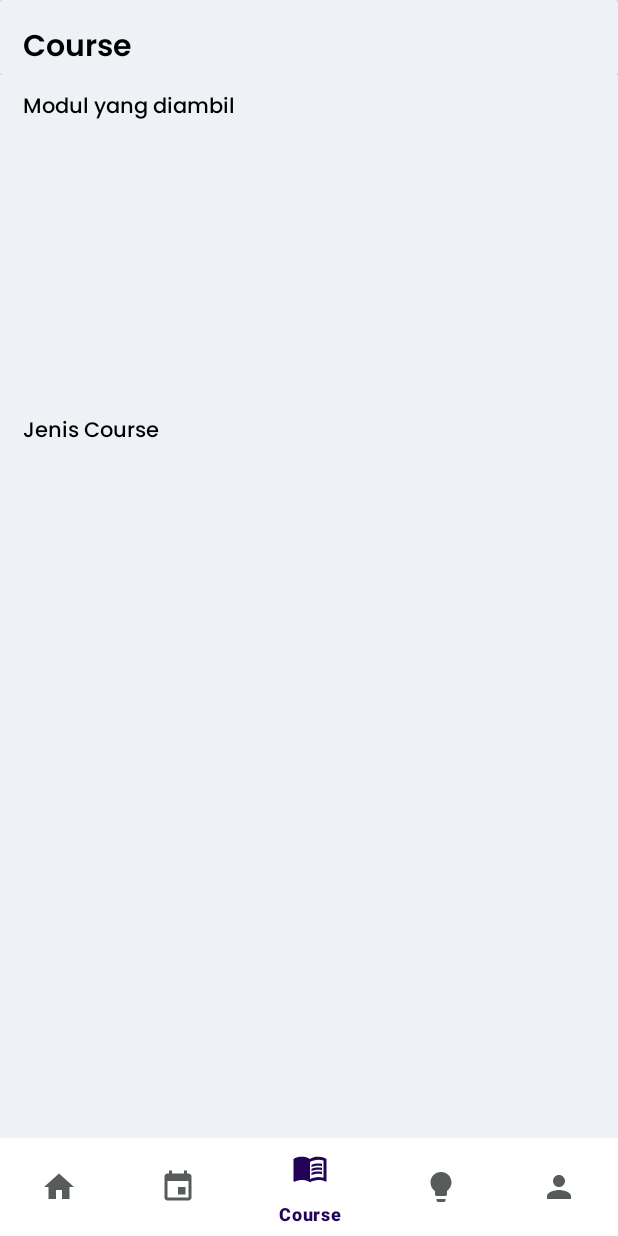
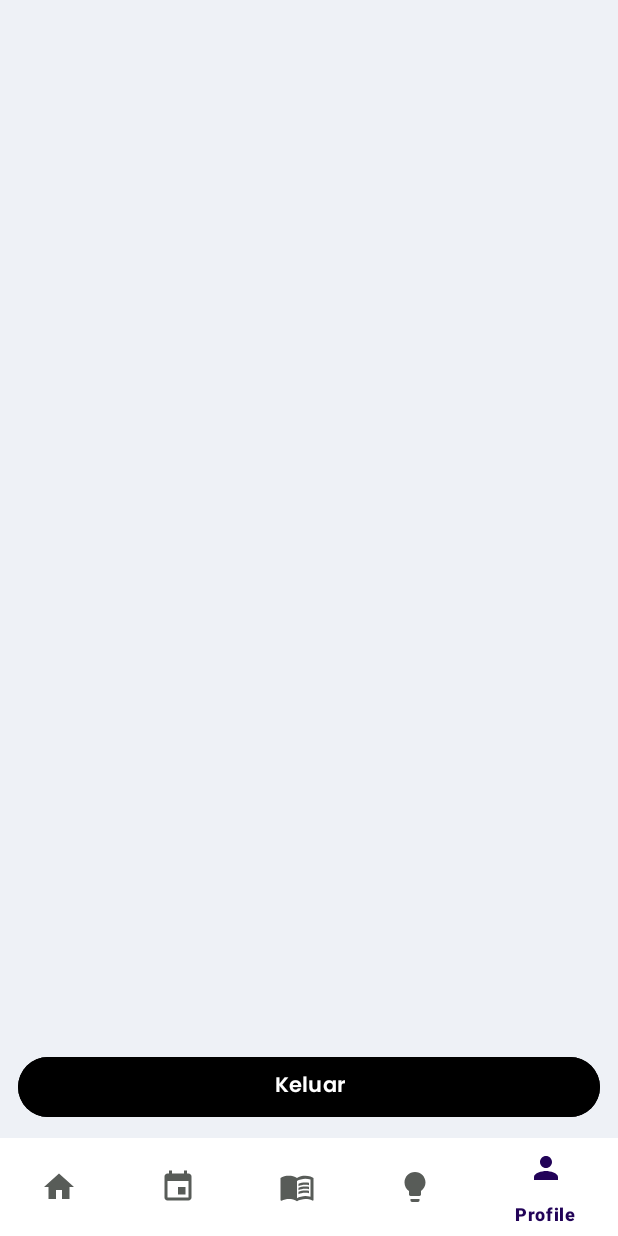
Before and after one commit to rzaynuri08/CodingCamp, an Android app: the MainActivity screen opened directly, with no data from a screen before it, item 5 of the bottom bar chosen, on a phone screen of 412 x 824 dp. Run offline under Robolectric (Android 15) with nearby library versions, the phone set to English and light mode, and no system bars; our stand-ins replace Picasso; pictures from the network do not load.

Commit message:
update : add button logout and clear sharedpreferences when logout

```diff
--- a/app/src/main/java/com/cc/codingcamp/MainActivity.kt
+++ b/app/src/main/java/com/cc/codingcamp/MainActivity.kt
@@ -10,12 +10,14 @@ import com.cc.codingcamp.UI.fragment.CourseFragment
 import com.cc.codingcamp.UI.fragment.EventFragment
 import com.google.android.material.bottomnavigation.BottomNavigationView
 import com.cc.codingcamp.UI.fragment.HomeFragment
+import com.cc.codingcamp.UI.fragment.ProfileFragment
 
 @Suppress("DEPRECATION")
 class MainActivity : AppCompatActivity() {
     private val dashboardFragment = HomeFragment()
     private val eventFragment = EventFragment()
     private val courseFragment = CourseFragment()
+    private val profileFragment = ProfileFragment()
 
     private var doubleBackToExitPressedOnce = false
 
@@ -31,6 +33,10 @@ class MainActivity : AppCompatActivity() {
             }
             R.id.nav_course -> {
                 replaceFragment(courseFragment)
+                return@OnNavigationItemSelectedListener true
+            }
+            R.id.nav_profile -> {
+                replaceFragment(profileFragment)
                 return@OnNavigationItemSelectedListener true
             }
         }
--- a/app/src/main/java/com/cc/codingcamp/UI/fragment/ProfileFragment.kt
+++ b/app/src/main/java/com/cc/codingcamp/UI/fragment/ProfileFragment.kt
@@ -1,19 +1,46 @@
 package com.cc.codingcamp.UI.fragment
 
+import android.content.Context
+import android.content.Intent
+import android.content.SharedPreferences
 import android.os.Bundle
-import androidx.fragment.app.Fragment
 import android.view.LayoutInflater
 import android.view.View
 import android.view.ViewGroup
+import android.widget.Button
+import androidx.fragment.app.Fragment
+import com.cc.codingcamp.LoginActivity
 import com.cc.codingcamp.R
 
 class ProfileFragment : Fragment() {
+
+    private lateinit var btnLogOut: Button
+    private lateinit var sharedPreferences: SharedPreferences
 
     override fun onCreateView(
         inflater: LayoutInflater, container: ViewGroup?,
         savedInstanceState: Bundle?
     ): View? {
-        // Inflate the layout for this fragment
-        return inflater.inflate(R.layout.fragment_profile, container, false)
+        val view = inflater.inflate(R.layout.fragment_profile, container, false)
+
+        btnLogOut = view.findViewById(R.id.btn_LogOut)
+
+        sharedPreferences = requireActivity().getSharedPreferences("MyPrefs", Context.MODE_PRIVATE)
+
+        btnLogOut.setOnClickListener {
+            // Clear SharedPreferences
+            with(sharedPreferences.edit()) {
+                clear()
+                apply()
+            }
+
+            // Navigate to LoginActivity
+            val intent = Intent(requireContext(), LoginActivity::class.java)
+            intent.flags = Intent.FLAG_ACTIVITY_NEW_TASK or Intent.FLAG_ACTIVITY_CLEAR_TASK
+            startActivity(intent)
+            requireActivity().finish()
+        }
+
+        return view
     }
 }
--- a/app/src/main/res/layout/fragment_profile.xml
+++ b/app/src/main/res/layout/fragment_profile.xml
@@ -1,10 +1,26 @@
 <?xml version="1.0" encoding="utf-8"?>
-<FrameLayout xmlns:android="http://schemas.android.com/apk/res/android"
+<androidx.constraintlayout.widget.ConstraintLayout xmlns:android="http://schemas.android.com/apk/res/android"
+    xmlns:app="http://schemas.android.com/apk/res-auto"
     xmlns:tools="http://schemas.android.com/tools"
     android:layout_width="match_parent"
     android:layout_height="match_parent"
+    android:background="#EEF1F6"
     tools:context=".UI.fragment.ProfileFragment">
 
+    <Button
+        android:id="@+id/btn_LogOut"
+        android:layout_width="match_parent"
+        android:layout_height="wrap_content"
+        android:layout_marginStart="12dp"
+        android:layout_marginEnd="12dp"
+        android:layout_marginBottom="10dp"
+        android:backgroundTint="#000000"
+        android:fontFamily="@font/poppins_semibold"
+        android:text="Keluar"
+        android:textColor="#ffffff"
+        app:layout_constraintBottom_toBottomOf="parent"
+        app:layout_constraintEnd_toEndOf="parent"
+        app:layout_constraintHorizontal_bias="0.0"
+        app:layout_constraintStart_toStartOf="parent" />
 
-
-</FrameLayout>
+</androidx.constraintlayout.widget.ConstraintLayout>
```
